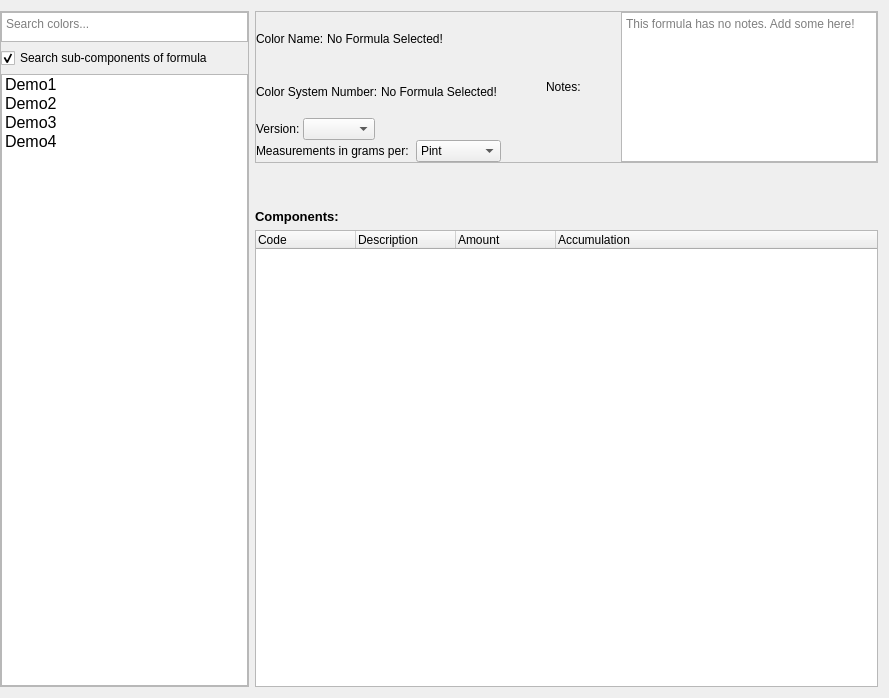
Above: src/FormulaWidget.ui from nkerber/PhoenixCreative before the change. Below: the same form after it.
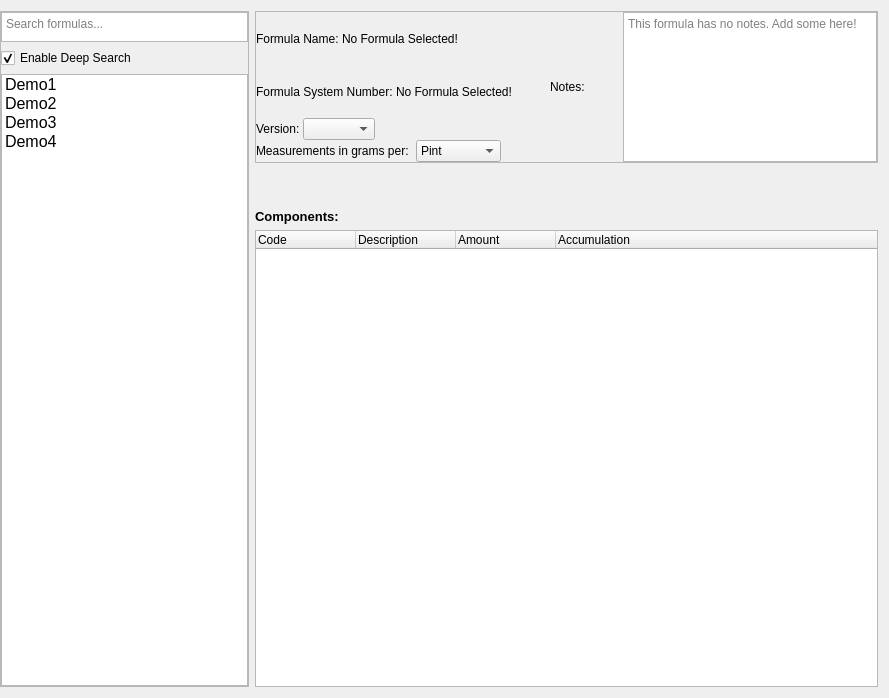
That is the form after the change.

What changed in the file:
```diff
--- a/src/FormulaWidget.ui
+++ b/src/FormulaWidget.ui
@@ -65,7 +65,7 @@
          <bool>false</bool>
         </property>
         <property name="placeholderText">
-         <string>Search colors...</string>
+         <string>Search formulas...</string>
         </property>
        </widget>
       </item>
@@ -75,7 +75,7 @@
          <string>Include formulas that are comprised of sub-components that match the search parameter</string>
         </property>
         <property name="text">
-         <string>Search sub-components of formula</string>
+         <string>Enable Deep Search</string>
         </property>
         <property name="checked">
          <bool>true</bool>
@@ -190,7 +190,7 @@
                   </sizepolicy>
                  </property>
                  <property name="text">
-                  <string>Color Name: </string>
+                  <string>Formula Name: </string>
                  </property>
                 </widget>
                </item>
@@ -214,7 +214,7 @@
                   </sizepolicy>
                  </property>
                  <property name="text">
-                  <string>Color System Number: </string>
+                  <string>Formula System Number: </string>
                  </property>
                 </widget>
                </item>
```
